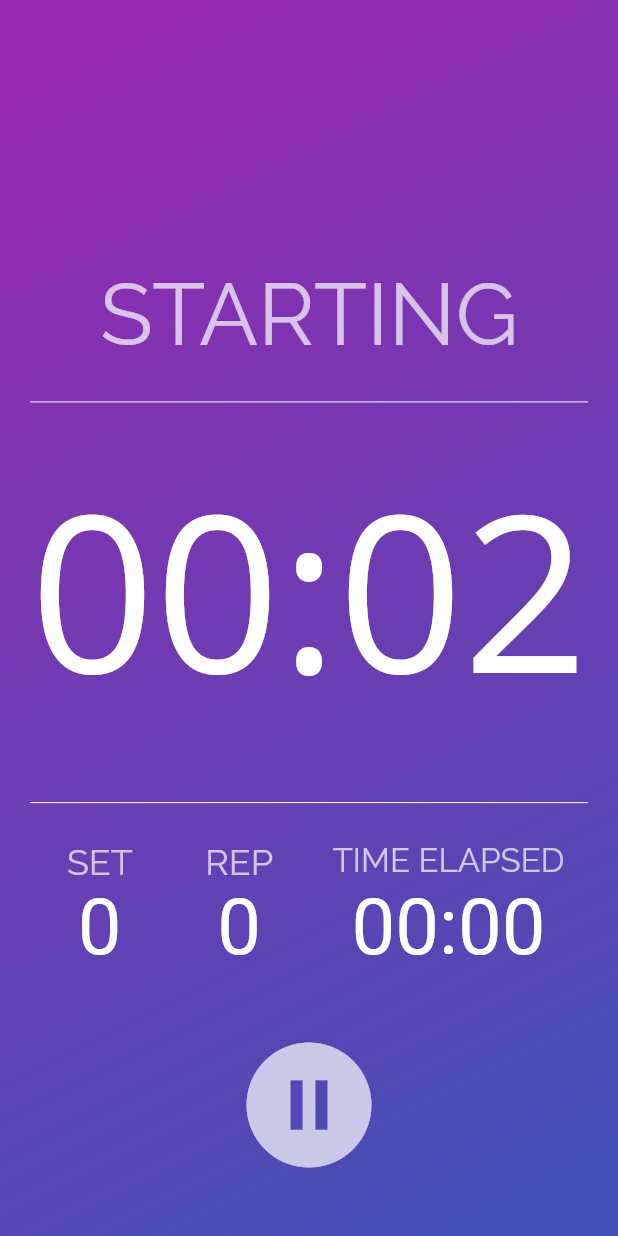
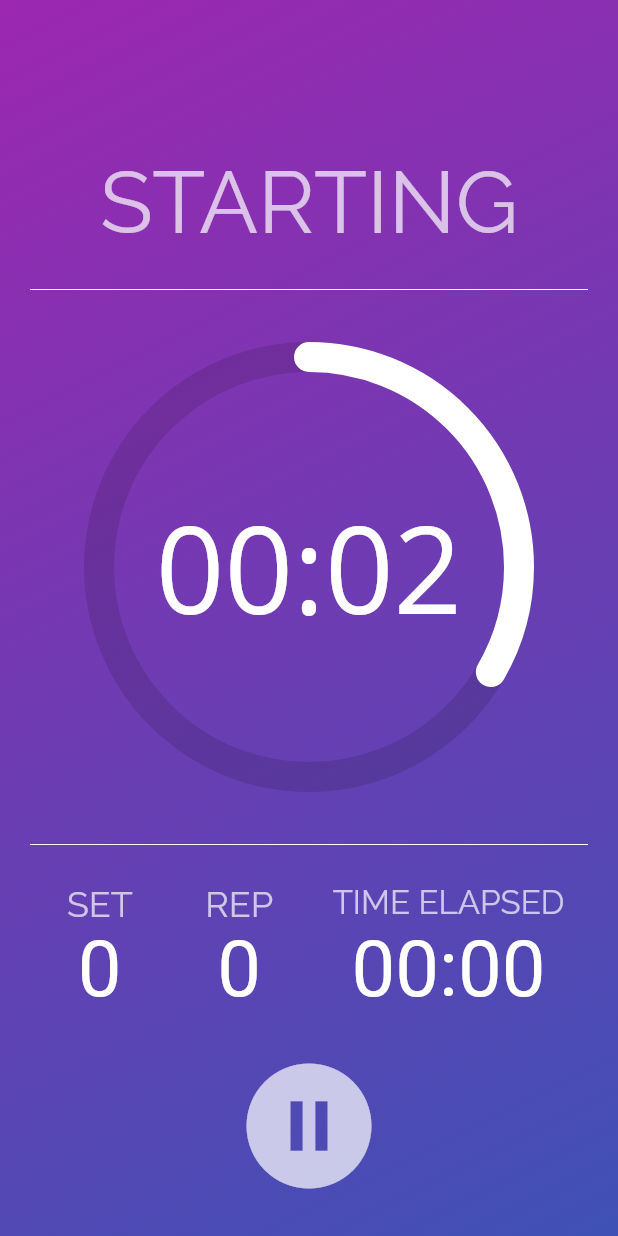
Before and after one commit to sabinabialic/HiitMe-Interval-Timer, a Flutter app: the screen it shows after launch, after a tap on "Start Workout", on a phone screen of 412 x 824 dp. Run offline on Flutter 3.47's test engine with Material 2 defaults, Android fonts, the phone set to English and light mode, and no system bars; drawn by our look-alikes of percent_indicator; our stand-ins replace audioplayers, flutter_local_notifications, numberpicker; missing offline and left inert: responsive_flutter, sound_mode.

Commit message:
Workout Screen
Circular progress timer

```diff
--- a/lib/models.dart
+++ b/lib/models.dart
@@ -1,6 +1,7 @@
 import 'dart:async';
 import 'package:flutter_local_notifications/flutter_local_notifications.dart';
 import 'package:audioplayers/audio_cache.dart';
+import 'package:interval_timer/screens/workout_screen.dart';
 import 'package:sound_mode/sound_mode.dart';
 import 'main.dart';
 
@@ -106,6 +107,36 @@ class Workout {
   get timeRemaining => _timeRemaining;
   get totalTimeElapsed => _totalTimeElapsed;
   get isActive => _timer != null && _timer.isActive;
+
+  get timeRemainingSeconds => _timeRemaining.inSeconds;
+  get timeElapsedSeconds => _totalTimeElapsed.inSeconds;
+  get workTime => _hiit.workTime.inSeconds;
+  get repRestTime => _hiit.repRest.inSeconds;
+  get setRestTime => _hiit.setRest.inSeconds;
+
+  percentage(){
+    if (_step == WorkoutState.starting) {
+      return 1-(timeRemainingSeconds/3);
+    } else if(_step == WorkoutState.exercising) {
+      return 1-(timeRemainingSeconds/workTime);
+    } else if (_step == WorkoutState.repResting) {
+      return 1-(timeRemainingSeconds/repRestTime);
+    } else if (_step == WorkoutState.setResting) {
+      return 1-(timeRemainingSeconds/setRestTime);
+    } else return 1.0;
+  }
+
+  pausedPercentage() {
+    if (_step == WorkoutState.starting && !_timer.isActive) {
+      return 1-(timeRemainingSeconds/3);
+    } else if(_step == WorkoutState.exercising && !_timer.isActive) {
+      return 1-(timeRemainingSeconds/workTime);
+    } else if (_step == WorkoutState.repResting && !_timer.isActive) {
+      return 1-(timeRemainingSeconds/repRestTime);
+    } else if (_step == WorkoutState.setResting && !_timer.isActive) {
+      return 1-(timeRemainingSeconds/setRestTime);
+    } else return 1.0;
+  }
 
   _tick(Timer timer) {
     if (_step != WorkoutState.starting) {
--- a/lib/screens/hiit_screen.dart
+++ b/lib/screens/hiit_screen.dart
@@ -1,5 +1,3 @@
-import 'dart:convert';
-
 import 'package:flutter/foundation.dart';
 import 'package:flutter/material.dart';
 import 'package:interval_timer/screens/workout_screen.dart';
@@ -35,7 +33,7 @@ class _HiitScreenState extends State<HiitScreen> {
         title: Text(
           "Interval Timer",
           style: TextStyle(fontFamily: "Roboto",
-              fontSize: ResponsiveFlutter.of(context).fontSize(3))
+              fontSize: ResponsiveFlutter.of(context).fontSize(3.2))
         ),
         elevation: defaultTargetPlatform == TargetPlatform.android ? 5.0 : 0.0,
         backgroundColor: Color(0xFFFFFF),
@@ -85,7 +83,7 @@ class _HiitScreenState extends State<HiitScreen> {
                               splashColor: Colors.deepPurple[800],
                               icon: Icon(
                                   Icons.play_arrow,
-                                  size: ResponsiveFlutter.of(context).wp(5)),
+                                  size: ResponsiveFlutter.of(context).wp(6)),
                               label: Text(
                                   "Start Workout",
                                   style: TextStyle(
--- a/lib/screens/workout_screen.dart
+++ b/lib/screens/workout_screen.dart
@@ -1,5 +1,6 @@
 import 'package:flutter/cupertino.dart';
 import 'package:flutter/material.dart';
+import 'package:percent_indicator/circular_percent_indicator.dart';
 import '../main.dart';
 import '../models.dart';
 
@@ -73,7 +74,7 @@ class _WorkoutScreenState extends State<WorkoutScreen>{
             padding: EdgeInsets.symmetric(horizontal: 20),
             child: Column(
               children: <Widget>[
-                Expanded(child: Row()),
+                SizedBox(height: 100),
                 // This row contains the name of the stage of the workout
                 Row(
                   mainAxisAlignment: MainAxisAlignment.center,
@@ -92,19 +93,26 @@ class _WorkoutScreenState extends State<WorkoutScreen>{
                 Divider (height: 50, color: Colors.white),
 
                 // Time remaining
-                Container (
-                  padding: EdgeInsets.only(bottom: 18),
-                  width: double.infinity,
-                  child: FittedBox(
-                    child: Text(
-                        formatTime(_workout.timeRemaining),
+                Container(
+                  padding: EdgeInsets.fromLTRB(0, 10, 0, 10),
+                  child: CircularPercentIndicator(
+                    percent: _workout.isActive ? _workout.percentage() : _workout.pausedPercentage(),
+                    circularStrokeCap: CircularStrokeCap.round,
+                    animation: true,
+                    animateFromLastPercent: true,
+                    radius: 300.0,
+                    lineWidth: 20.0,
+                    progressColor: _workout.isActive ? Colors.white : Colors.white70,
+                    backgroundColor: Colors.black12,
+                    center: Text(formatTime(_workout.timeRemaining),
                         style: TextStyle(
                           color: Colors.white,
-                            fontSize: 60.0,
+                          fontSize: 80.0,
                           fontFamily: "Open Sans"
+                    )),
                   )
-                    )
-                  )),
+                ),
+
                 // Divider
                 Divider (height: 50, color: Colors.white),
 
--- a/pubspec.yaml
+++ b/pubspec.yaml
@@ -21,6 +21,7 @@ dependencies:
   flutter_local_notifications: ^3.0.2
   flutter_launcher_icons: "^0.8.1"
   responsive_flutter: ^0.0.4
+  percent_indicator: "^2.1.5"
 
 dev_dependencies:
   flutter_test:
```
Also changed, not shown: pubspec.lock. Lines whose indentation alone changed are shown as unchanged.
